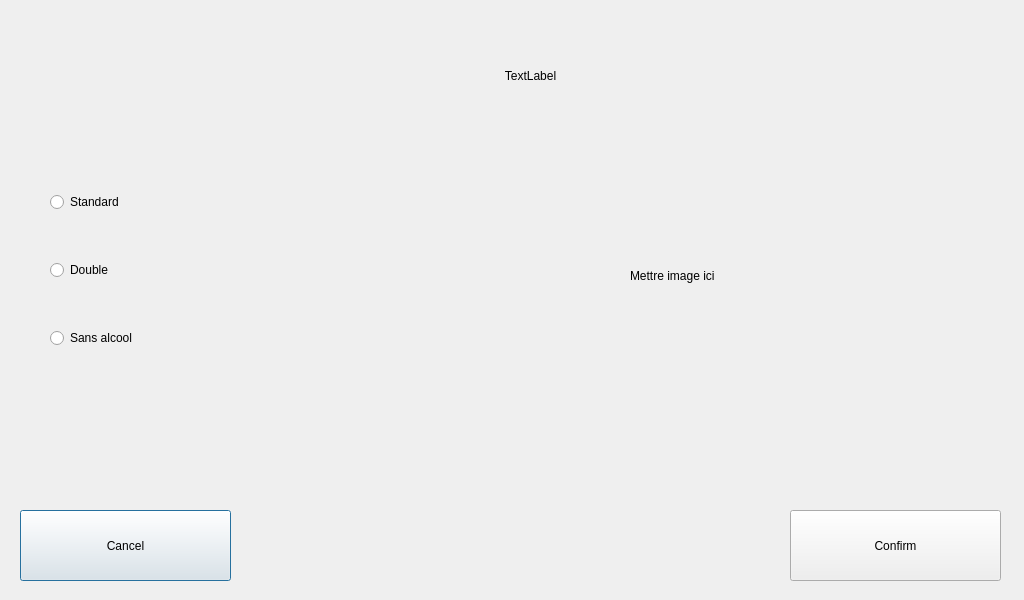
BenjaminMoff/MixUS, file ui/DrinkOptionMenu.ui: the form before one commit.
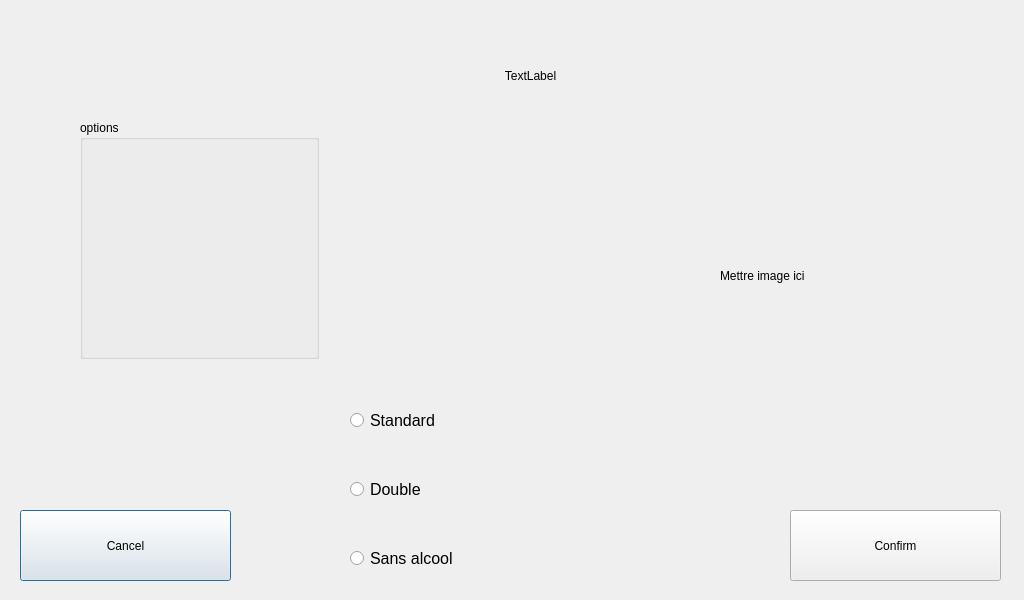
The form after the commit.

Commit message:
MaintenanceMenu and DrinkOption Menu Aesthetic
Did the maintenanceMenu aesthetic and part of the DrinkOptionMenu.

Patch:
```diff
--- a/ui/DrinkOptionMenu.ui
+++ b/ui/DrinkOptionMenu.ui
@@ -58,15 +58,20 @@
   <widget class="QWidget" name="verticalLayoutWidget">
    <property name="geometry">
     <rect>
-     <x>50</x>
-     <y>150</y>
-     <width>161</width>
+     <x>350</x>
+     <y>370</y>
+     <width>181</width>
      <height>241</height>
     </rect>
    </property>
    <layout class="QVBoxLayout" name="verticalLayout_options">
     <item>
      <widget class="QRadioButton" name="radioButton_normal">
+      <property name="font">
+       <font>
+        <pointsize>12</pointsize>
+       </font>
+      </property>
       <property name="text">
        <string>Standard</string>
       </property>
@@ -74,6 +79,11 @@
     </item>
     <item>
      <widget class="QRadioButton" name="radioButton_double">
+      <property name="font">
+       <font>
+        <pointsize>12</pointsize>
+       </font>
+      </property>
       <property name="text">
        <string>Double</string>
       </property>
@@ -81,6 +91,11 @@
     </item>
     <item>
      <widget class="QRadioButton" name="radioButton_virgin">
+      <property name="font">
+       <font>
+        <pointsize>12</pointsize>
+       </font>
+      </property>
       <property name="text">
        <string>Sans alcool</string>
       </property>
@@ -91,8 +106,8 @@
   <widget class="QWidget" name="verticalLayoutWidget_2">
    <property name="geometry">
     <rect>
-     <x>230</x>
-     <y>150</y>
+     <x>390</x>
+     <y>110</y>
      <width>241</width>
      <height>241</height>
     </rect>
@@ -102,7 +117,7 @@
   <widget class="QLabel" name="label_drinkImage">
    <property name="geometry">
     <rect>
-     <x>630</x>
+     <x>720</x>
      <y>80</y>
      <width>311</width>
      <height>391</height>
@@ -112,6 +127,40 @@
     <string>Mettre image ici</string>
    </property>
   </widget>
+  <widget class="QGroupBox" name="groupBox_options">
+   <property name="geometry">
+    <rect>
+     <x>80</x>
+     <y>120</y>
+     <width>239</width>
+     <height>239</height>
+    </rect>
+   </property>
+   <property name="title">
+    <string>options</string>
+   </property>
+  </widget>
+  <widget class="QLabel" name="label_bottom_screen">
+   <property name="geometry">
+    <rect>
+     <x>640</x>
+     <y>520</y>
+     <width>47</width>
+     <height>13</height>
+    </rect>
+   </property>
+   <property name="text">
+    <string/>
+   </property>
+  </widget>
+  <zorder>label_bottom_screen</zorder>
+  <zorder>label_Title</zorder>
+  <zorder>pushButton_return</zorder>
+  <zorder>pushButton_confirm</zorder>
+  <zorder>verticalLayoutWidget</zorder>
+  <zorder>verticalLayoutWidget_2</zorder>
+  <zorder>label_drinkImage</zorder>
+  <zorder>groupBox_options</zorder>
  </widget>
  <resources/>
  <connections/>
```
Left out of the diff: 2 changed lines with no effect on the pictures. The commit also changes 3 other files.
